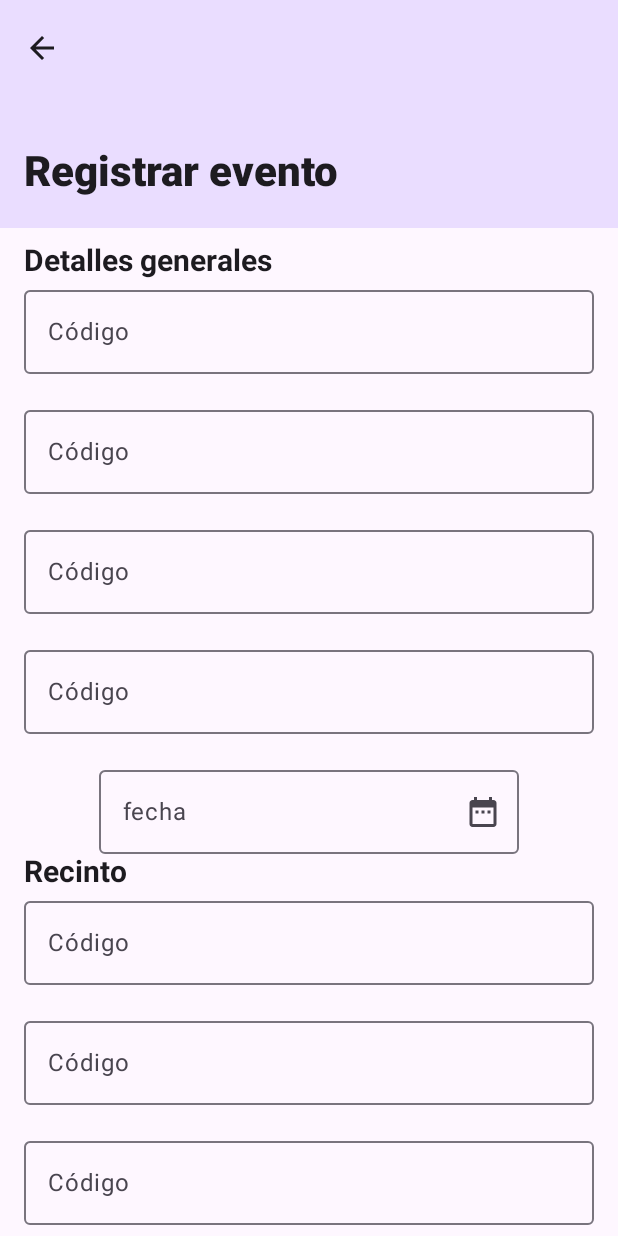
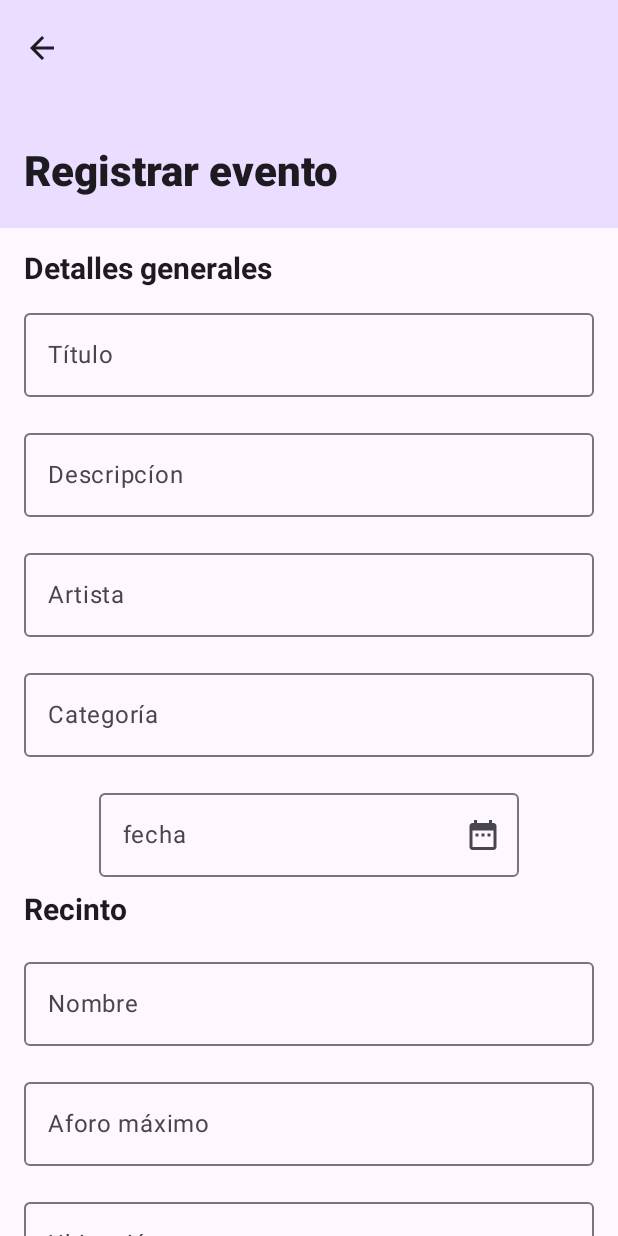
Before and after one commit to Matthub05/UniEventos, an Android app built with Jetpack Compose: the CreateEventScreen screen opened through its navigation route, on a phone screen of 412 x 824 dp. Run offline under Robolectric (Android 15) with nearby library versions, the phone set to English and light mode, and no system bars; missing, so only their content is drawn: UniEventosTheme.

Commit message:
Fix minor bugs

```diff
--- a/app/src/main/java/com/example/unieventos/ui/screens/CreateEventScreen.kt
+++ b/app/src/main/java/com/example/unieventos/ui/screens/CreateEventScreen.kt
@@ -44,8 +44,14 @@ fun CreateEventScreen(
     onNavigateToHome: () -> Unit
 ) {
     val scrollState = rememberScrollState()
-    var codigo by rememberSaveable { mutableStateOf("") }
+    var titulo by rememberSaveable { mutableStateOf("") }
+    var descripcion by rememberSaveable { mutableStateOf("") }
+    var artista by rememberSaveable { mutableStateOf("") }
+    var categoria by rememberSaveable { mutableStateOf("") }
     var fecha by rememberSaveable { mutableStateOf("") }
+    var nombre by rememberSaveable { mutableStateOf("") }
+    var aforo by rememberSaveable { mutableStateOf("") }
+    var ubicacion by rememberSaveable { mutableStateOf("") }
 
     Scaffold(
         topBar = {
@@ -67,7 +73,7 @@ fun CreateEventScreen(
             horizontalAlignment = Alignment.CenterHorizontally,
         ) {
 
-            Spacer(modifier = Modifier.height(10.dp))
+            Spacer(modifier = Modifier.height(15.dp))
 
             Text(
                 modifier = Modifier.align(Alignment.Start),
@@ -76,44 +82,46 @@ fun CreateEventScreen(
                 text = "Detalles generales"
             )
 
+            Spacer(modifier = Modifier.height(10.dp))
+
             TextFieldForm(
                 modifier = Modifier.fillMaxWidth(),
-                value = codigo,
-                onValueChange = { codigo = it },
-                supportingText = stringResource(id = R.string.err_codigo),
-                label = stringResource(id = R.string.placeholder_codigo),
+                value = titulo,
+                onValueChange = { titulo = it },
+                supportingText = "",
+                label = stringResource(id = R.string.placeholder_titulo),
                 onValidate = { it.isEmpty() || it.toIntOrNull() == null },
-                keyboardOptions = KeyboardOptions(keyboardType = KeyboardType.Number)
+                keyboardOptions = KeyboardOptions(keyboardType = KeyboardType.Text)
             )
 
             TextFieldForm(
                 modifier = Modifier.fillMaxWidth(),
-                value = codigo,
-                onValueChange = { codigo = it },
-                supportingText = stringResource(id = R.string.err_codigo),
-                label = stringResource(id = R.string.placeholder_codigo),
+                value = descripcion,
+                onValueChange = { descripcion = it },
+                supportingText = "",
+                label = stringResource(id = R.string.placeholder_descripcion),
                 onValidate = { it.isEmpty() || it.toIntOrNull() == null },
-                keyboardOptions = KeyboardOptions(keyboardType = KeyboardType.Number)
+                keyboardOptions = KeyboardOptions(keyboardType = KeyboardType.Text)
             )
 
             TextFieldForm(
                 modifier = Modifier.fillMaxWidth(),
-                value = codigo,
-                onValueChange = { codigo = it },
-                supportingText = stringResource(id = R.string.err_codigo),
-                label = stringResource(id = R.string.placeholder_codigo),
+                value = artista,
+                onValueChange = { artista = it },
+                supportingText = "",
+                label = stringResource(id = R.string.placeholder_artista),
                 onValidate = { it.isEmpty() || it.toIntOrNull() == null },
-                keyboardOptions = KeyboardOptions(keyboardType = KeyboardType.Number)
+                keyboardOptions = KeyboardOptions(keyboardType = KeyboardType.Text)
             )
 
             TextFieldForm(
                 modifier = Modifier.fillMaxWidth(),
-                value = codigo,
-                onValueChange = { codigo = it },
-                supportingText = stringResource(id = R.string.err_codigo),
-                label = stringResource(id = R.string.placeholder_codigo),
+                value = categoria,
+                onValueChange = { categoria = it },
+                supportingText = "",
+                label = stringResource(id = R.string.placeholder_categoria),
                 onValidate = { it.isEmpty() || it.toIntOrNull() == null },
-                keyboardOptions = KeyboardOptions(keyboardType = KeyboardType.Number)
+                keyboardOptions = KeyboardOptions(keyboardType = KeyboardType.Text)
             )
 
             DatePickerForm(
@@ -123,6 +131,8 @@ fun CreateEventScreen(
                 modifier = Modifier.fillMaxWidth(),
             )
 
+            Spacer(modifier = Modifier.height(10.dp))
+
             Text(
                 modifier = Modifier.align(Alignment.Start),
                 fontWeight = FontWeight.Bold,
@@ -130,34 +140,36 @@ fun CreateEventScreen(
                 text = "Recinto"
             )
 
+            Spacer(modifier = Modifier.height(15.dp))
+
             TextFieldForm(
                 modifier = Modifier.fillMaxWidth(),
-                value = codigo,
-                onValueChange = { codigo = it },
-                supportingText = stringResource(id = R.string.err_codigo),
-                label = stringResource(id = R.string.placeholder_codigo),
+                value = nombre,
+                onValueChange = { nombre = it },
+                supportingText = "",
+                label = stringResource(id = R.string.placeholder_nombre_recinto),
+                onValidate = { it.isEmpty() || it.toIntOrNull() == null },
+                keyboardOptions = KeyboardOptions(keyboardType = KeyboardType.Text)
+            )
+
+            TextFieldForm(
+                modifier = Modifier.fillMaxWidth(),
+                value = aforo,
+                onValueChange = { aforo = it },
+                supportingText = "",
+                label = stringResource(id = R.string.placeholder_aforo),
                 onValidate = { it.isEmpty() || it.toIntOrNull() == null },
                 keyboardOptions = KeyboardOptions(keyboardType = KeyboardType.Number)
             )
 
             TextFieldForm(
                 modifier = Modifier.fillMaxWidth(),
-                value = codigo,
-                onValueChange = { codigo = it },
-                supportingText = stringResource(id = R.string.err_codigo),
-                label = stringResource(id = R.string.placeholder_codigo),
+                value = ubicacion,
+                onValueChange = { ubicacion = it },
+                supportingText = "",
+                label = stringResource(id = R.string.placeholder_ubicacion),
                 onValidate = { it.isEmpty() || it.toIntOrNull() == null },
-                keyboardOptions = KeyboardOptions(keyboardType = KeyboardType.Number)
-            )
-
-            TextFieldForm(
-                modifier = Modifier.fillMaxWidth(),
-                value = codigo,
-                onValueChange = { codigo = it },
-                supportingText = stringResource(id = R.string.err_codigo),
-                label = stringResource(id = R.string.placeholder_codigo),
-                onValidate = { it.isEmpty() || it.toIntOrNull() == null },
-                keyboardOptions = KeyboardOptions(keyboardType = KeyboardType.Number)
+                keyboardOptions = KeyboardOptions(keyboardType = KeyboardType.Text)
             )
 
             Text(
--- a/app/src/main/java/com/example/unieventos/ui/screens/ForgotPassword.kt
+++ b/app/src/main/java/com/example/unieventos/ui/screens/ForgotPassword.kt
@@ -37,6 +37,7 @@ fun ForgotPasswordScreen(
     onNavigateToLogin: () -> Unit
 ) {
     var codigo by rememberSaveable { mutableStateOf("") }
+    var contrasenia by rememberSaveable { mutableStateOf("") }
 
     Scaffold(
         topBar = {
@@ -90,12 +91,12 @@ fun ForgotPasswordScreen(
 
             TextFieldForm(
                 modifier = Modifier.fillMaxWidth(),
-                value = codigo,
-                onValueChange = { codigo = it },
+                value = contrasenia,
+                onValueChange = { contrasenia = it },
                 supportingText = stringResource(id = R.string.err_nueva_contrasenia),
                 label = stringResource(id = R.string.label_contrasenia),
                 onValidate = { it.isEmpty() || it.toIntOrNull() == null },
-                keyboardOptions = KeyboardOptions(keyboardType = KeyboardType.Number)
+                keyboardOptions = KeyboardOptions(keyboardType = KeyboardType.Text)
             )
 
             Button(
--- a/app/src/main/res/values/strings.xml
+++ b/app/src/main/res/values/strings.xml
@@ -35,4 +35,11 @@
     <string name="btn_crear_evento">Crear evento</string>
     <string name="title_registrar_evento">Registrar evento</string>
     <string name="titulo_evento">Evento</string>
+    <string name="placeholder_titulo">Título</string>
+    <string name="placeholder_descripcion">Descripcíon</string>
+    <string name="placeholder_artista">Artista</string>
+    <string name="placeholder_categoria">Categoría</string>
+    <string name="placeholder_nombre_recinto">Nombre</string>
+    <string name="placeholder_aforo">Aforo máximo</string>
+    <string name="placeholder_ubicacion">Ubicación</string>
 </resources>
```
